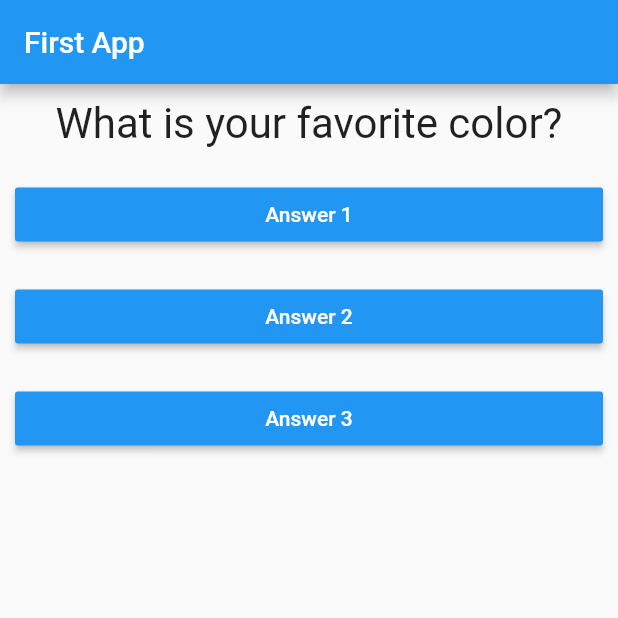
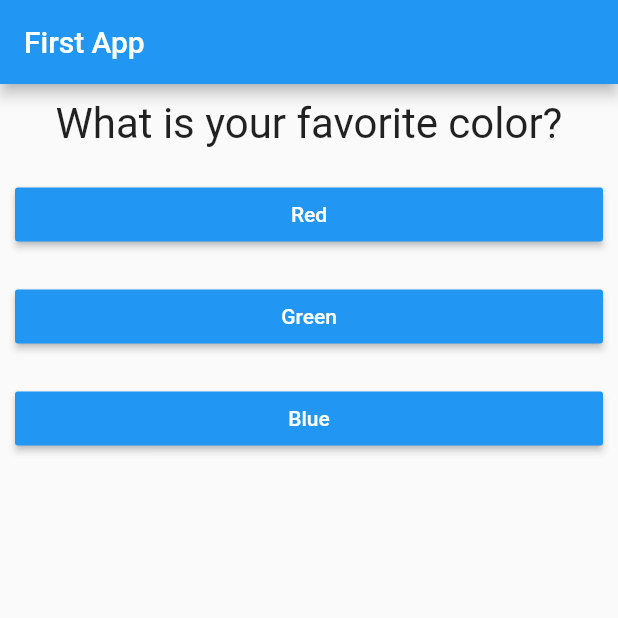
Before and after one commit to adityaladwa/flutter_quiz, a Flutter app: the screen it shows after launch, on a phone screen of 412 x 824 dp, the top half of it. Run offline on Flutter 3.47's test engine with Material 2 defaults, Android fonts, the phone set to English and light mode, and no system bars.

Commit message:
Showing different answers

```diff
--- a/lib/main.dart
+++ b/lib/main.dart
@@ -14,9 +14,15 @@ class MyApp extends StatefulWidget {
 
 class _MyAppState extends State<MyApp> {
   var _question = 0;
-  var _questions = [
-    "What is your favorite color?",
-    "What is your favorite fruit?"
+  static const _questions = [
+    {
+      "questionText": "What is your favorite color?",
+      "answers": ["Red", "Green", "Blue"]
+    },
+    {
+      "questionText": "What is your favorite bird?",
+      "answers": ["Peacock", "Pegasus", "Pegasus"]
+    },
   ];
   void _buttonPressed() {
     setState(() {
@@ -32,10 +38,10 @@ class _MyAppState extends State<MyApp> {
         appBar: AppBar(title: Text("First App")),
         body: Column(
           children: <Widget>[
-            Question(_questions.elementAt(_question)),
-            Answer(_buttonPressed, "Answer 1"),
-            Answer(_buttonPressed, "Answer 2"),
-            Answer(_buttonPressed, "Answer 3"),
+            Question(_questions.elementAt(_question)["questionText"]),
+            ...(_questions[_question]['answers'] as List<String>)
+                .map((e) => Answer(_buttonPressed, e))
+                .toList()
           ],
         ),
       ),
```
